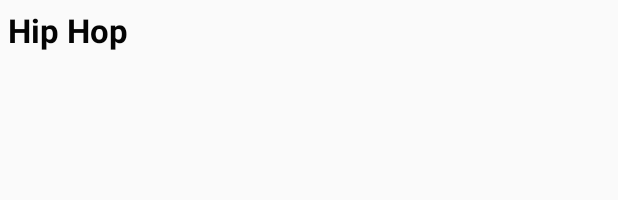
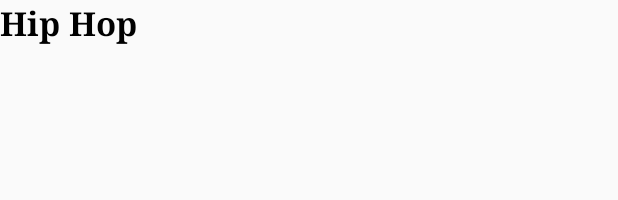
Before and after one commit to MatthieuGirard/2015-team-onebeat, an Android app: the layout room_item_list_view.xml on its own in the app's theme, with its tools: preview values and no code run, on a phone screen of 412 x 824 dp. Shown: the top 200 px of the screen. Run offline under Robolectric (Android 15) with nearby library versions, the phone set to English and light mode, and no system bars.

Commit message:
Add search bar feature for rooms. Now user can type name of room they want to join to filter for it.

```diff
--- a/app/src/main/res/layout/room_item_list_view.xml
+++ b/app/src/main/res/layout/room_item_list_view.xml
@@ -1,19 +1,12 @@
 <?xml version="1.0" encoding="utf-8"?>
-<RelativeLayout xmlns:android="http://schemas.android.com/apk/res/android"
-    android:layout_width="fill_parent"
-    android:layout_height="wrap_content"
-    android:orientation="horizontal"
-    android:padding="5dip" >
 
-    <!-- Title Of Song-->
 <TextView
     android:id="@+id/song_title"
     android:layout_width="wrap_content"
     android:layout_height="wrap_content"
     android:text="Hip Hop"
-        android:textColor="#040404"
-        android:typeface="sans"
+    android:textColor="#000000"
+    android:typeface="serif"
     android:textSize="22sp"
-        android:textStyle="bold"/>
-
-</RelativeLayout>
+    android:textStyle="bold"
+    xmlns:android="http://schemas.android.com/apk/res/android" />
--- a/app/src/main/res/values/strings.xml
+++ b/app/src/main/res/values/strings.xml
@@ -10,4 +10,5 @@
     <string name="partyOn">Party on!</string>
     <string name="cancel">cancel</string>
     <string name="title_activity_select_room">SelectRoom</string>
+    <string name="searchRoomTextViewHint">Searching for your friend\'s room?</string>
 </resources>
```
Also changed, not shown: app/src/main/java/ch/epfl/sweng/onebeat/RoomActivity.java (+6 -1 lines), app/src/main/java/ch/epfl/sweng/onebeat/SelectRoomActivity.java (+25 -1 lines), app/src/main/res/layout/content_select_room.xml (+10 -2 lines). Lines whose indentation alone changed are shown as unchanged.
